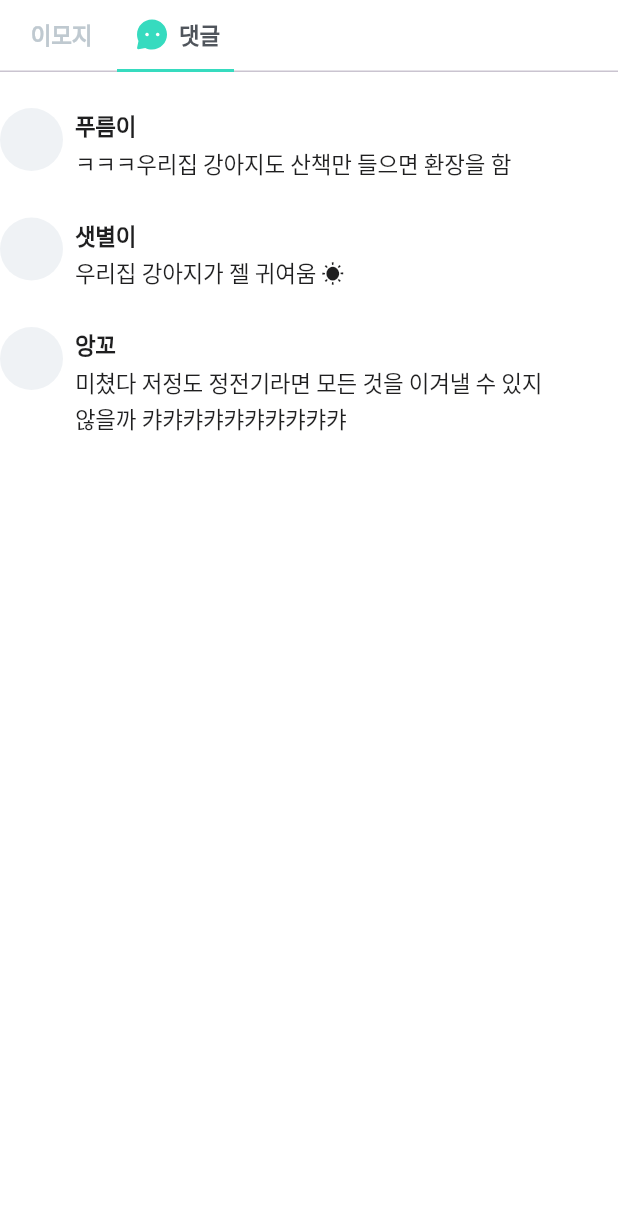
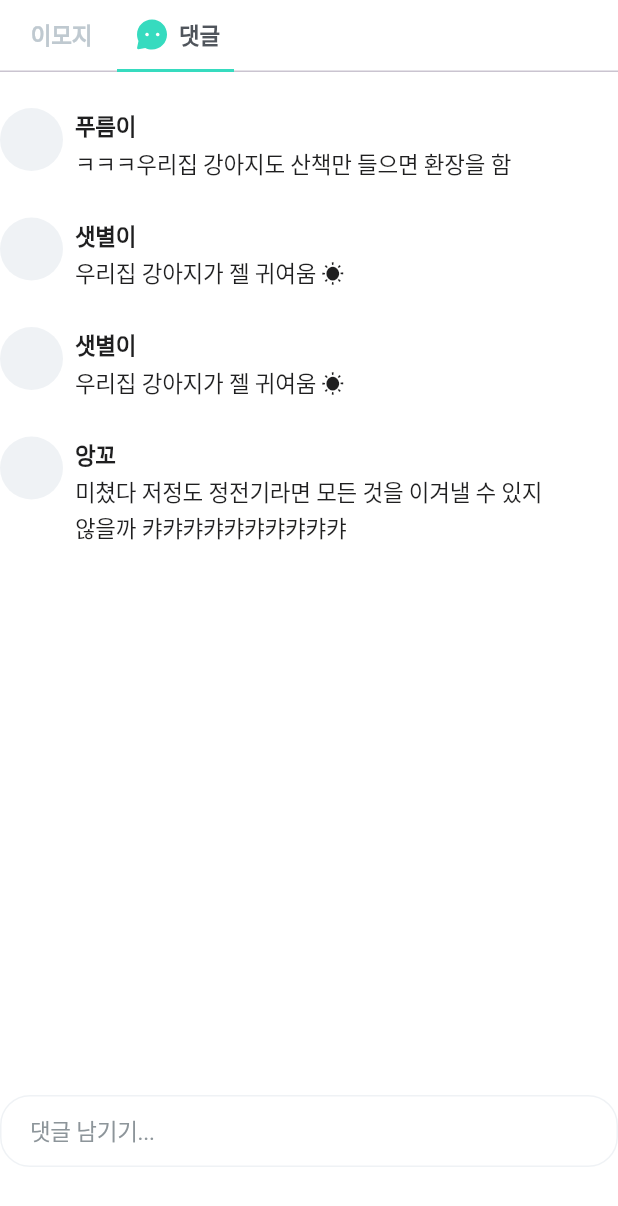
Before and after one commit to Nexters/puppycode, a Flutter app: the ReactionTabBar screen opened directly, tab 2 chosen, on a phone screen of 412 x 824 dp. Shown: the top 1206 px of the screen. Run offline on Flutter 3.47's test engine with Material 3 defaults, Android fonts, the phone set to English and light mode, and no system bars; our stand-ins replace badges, camera, flutter_svg, get, infinite_scroll_pagination, share; network calls fail; Roboto replaces fonts that are missing (Pretendard); project files that could hold a hidden picture were left out.

Commit message:
Add CommentTextField

```diff
--- /dev/null
+++ b/lib/pages/myfeeds/comment_item.dart
@@ -0,0 +1,56 @@
+import 'package:flutter/material.dart';
+import 'package:puppycode/shared/styles/color.dart';
+import 'package:puppycode/shared/typography/body.dart';
+
+class ReactionCommentListItem extends StatelessWidget {
+  // final Image profileImage;
+  final String userName;
+  final String comment;
+
+  const ReactionCommentListItem({
+    super.key,
+    // required this.profileImage,
+    required this.userName,
+    required this.comment,
+  });
+
+  @override
+  Widget build(BuildContext context) {
+    return Container(
+      padding: const EdgeInsets.symmetric(vertical: 12),
+      width: MediaQuery.of(context).size.width,
+      child: Row(
+        crossAxisAlignment: CrossAxisAlignment.start,
+        children: [
+          Container(
+            width: 42,
+            height: 42,
+            decoration: BoxDecoration(
+              color: ThemeColor.gray2,
+              borderRadius: BorderRadius.circular(100),
+            ),
+          ),
+          const SizedBox(width: 8),
+          Column(
+            crossAxisAlignment: CrossAxisAlignment.start,
+            mainAxisAlignment: MainAxisAlignment.center,
+            children: [
+              Body3(value: userName, bold: true),
+              const SizedBox(height: 2),
+              SizedBox(
+                width: MediaQuery.of(context).size.width - 90,
+                child: Body3(value: comment),
+                // softWrap 써도 너비는 지정해줘야하는 듯..
+                // child: Text(
+                //   comment,
+                //   softWrap: true,
+                //   style: BodyTextStyle.getBody3Style(),
+                // ),
+              )
+            ],
+          )
+        ],
+      ),
+    );
+  }
+}
--- /dev/null
+++ b/lib/pages/myfeeds/emoji_item.dart
@@ -0,0 +1,46 @@
+import 'package:flutter/material.dart';
+import 'package:puppycode/shared/styles/color.dart';
+import 'package:puppycode/shared/typography/body.dart';
+
+class ReactionEmojiListItem extends StatelessWidget {
+  final String emoji;
+  final String userName;
+
+  const ReactionEmojiListItem({
+    super.key,
+    required this.emoji,
+    required this.userName,
+  });
+
+  @override
+  Widget build(BuildContext context) {
+    return SizedBox(
+      height: 58,
+      child: Row(
+        children: [
+          Stack(
+            alignment: Alignment.center,
+            children: [
+              Container(
+                height: 34,
+                width: 34,
+                decoration: BoxDecoration(
+                    color: ThemeColor.gray2,
+                    borderRadius: BorderRadius.circular(21.25)),
+              ),
+              Text(
+                emoji,
+                style: const TextStyle(
+                    fontSize: 21.25,
+                    letterSpacing: -0.012 * 21.25,
+                    height: 29.8 / 21.25),
+              ),
+            ],
+          ),
+          const SizedBox(width: 8),
+          Body1(value: userName),
+        ],
+      ),
+    );
+  }
+}
--- a/lib/pages/myfeeds/feed.dart
+++ b/lib/pages/myfeeds/feed.dart
@@ -121,7 +121,7 @@ class FeedReactionButton extends StatelessWidget {
       padding: const EdgeInsets.only(right: 16),
       child: GestureDetector(
         onTap: () {
-          sharedModalBottomSheet(context, const ReactionTabBar());
+          sharedModalBottomSheet(context, const ReactionTabBar(), null);
         },
         child: Row(
           children: [
--- a/lib/pages/myfeeds/reaction_tab_bar.dart
+++ b/lib/pages/myfeeds/reaction_tab_bar.dart
@@ -1,7 +1,6 @@
-import 'package:flutter/cupertino.dart';
 import 'package:flutter/material.dart';
-import 'package:flutter/widgets.dart';
 import 'package:flutter_svg/svg.dart';
+import 'package:puppycode/pages/myfeeds/reaction_tab_view.dart';
 import 'package:puppycode/shared/styles/color.dart';
 import 'package:puppycode/shared/typography/body.dart';
 
@@ -15,6 +14,7 @@ class ReactionTabBar extends StatefulWidget {
 class _ReactionTabBarState extends State<ReactionTabBar>
     with SingleTickerProviderStateMixin {
   late TabController _tabController;
+  final _commentController = TextEditingController();
 
   @override
   void initState() {
@@ -32,10 +32,17 @@ class _ReactionTabBarState extends State<ReactionTabBar>
     super.dispose();
   }
 
+  static _getTabBarTextStyle(bool focus) {
+    return BodyTextStyle.getBody3Style(
+      bold: true,
+      color: focus ? ThemeColor.gray5 : ThemeColor.gray3,
+    );
+  }
+
   @override
   Widget build(BuildContext context) {
     return Scaffold(
-      resizeToAvoidBottomInset: true,
+      resizeToAvoidBottomInset: false,
       appBar: TabBar(
           controller: _tabController,
           isScrollable: true,
@@ -43,11 +50,9 @@ class _ReactionTabBarState extends State<ReactionTabBar>
           labelPadding: const EdgeInsets.symmetric(horizontal: 3),
           indicatorColor: ThemeColor.primary,
           indicatorSize: TabBarIndicatorSize.tab,
-          labelStyle:
-              BodyTextStyle.getBody3Style(bold: true, color: ThemeColor.gray5),
+          labelStyle: _getTabBarTextStyle(true),
           unselectedLabelColor: ThemeColor.gray3,
-          unselectedLabelStyle:
-              BodyTextStyle.getBody3Style(bold: true, color: ThemeColor.gray3),
+          unselectedLabelStyle: _getTabBarTextStyle(false),
           tabs: [
             CustomTab(
               tabController: _tabController,
@@ -62,87 +67,9 @@ class _ReactionTabBarState extends State<ReactionTabBar>
               iconPath: 'talk',
             ),
           ]),
-      body: TabBarView(controller: _tabController, children: const [
-        Padding(
-          padding: EdgeInsets.symmetric(vertical: 12),
-          child: Scrollbar(
-            child: SingleChildScrollView(
-              child: Column(
-                children: [
-                  ReactionEmojiListItem(emoji: '😆', userName: '푸름이'),
-                  ReactionEmojiListItem(emoji: '😍', userName: '앙꼬'),
-                  ReactionEmojiListItem(emoji: '😍', userName: '샛별이'),
-                ],
-              ),
-            ),
-          ),
-        ),
-        Padding(
-          padding: EdgeInsets.symmetric(vertical: 12),
-          child: Scrollbar(
-            child: SingleChildScrollView(
-              child: Column(
-                children: [
-                  ReactionCommentListItem(
-                      userName: '푸름이', comment: 'ㅋㅋㅋ우리집 강아지도 산책만 들으면 환장을 함'),
-                  ReactionCommentListItem(
-                      userName: '샛별이', comment: '우리집 강아지가 젤 귀여움 ☀︎'),
-                  ReactionCommentListItem(
-                      userName: '앙꼬',
-                      comment: '미쳤다 저정도 정전기라면 모든 것을 이겨낼 수 있지 않을까 캬캬캬캬캬캬캬캬캬캬')
-                ],
-              ),
-            ),
-          ),
-        ),
-      ]),
-    );
-  }
-}
-
-class ReactionCommentListItem extends StatelessWidget {
-  // final Image profileImage;
-  final String userName;
-  final String comment;
-
-  const ReactionCommentListItem({
-    super.key,
-    // required this.profileImage,
-    required this.userName,
-    required this.comment,
-  });
-
-  @override
-  Widget build(BuildContext context) {
-    return Container(
-      padding: const EdgeInsets.symmetric(vertical: 12),
-      width: MediaQuery.of(context).size.width,
-      child: Row(
-        crossAxisAlignment: CrossAxisAlignment.start,
-        children: [
-          Container(
-            width: 42,
-            height: 42,
-            decoration: BoxDecoration(
-              color: ThemeColor.gray2,
-              borderRadius: BorderRadius.circular(100),
-            ),
-          ),
-          const SizedBox(width: 8),
-          Column(
-            crossAxisAlignment: CrossAxisAlignment.start,
-            mainAxisAlignment: MainAxisAlignment.center,
-            children: [
-              Body3(value: userName, bold: true),
-              const SizedBox(height: 2),
-              SizedBox(
-                width: MediaQuery.of(context).size.width -
-                    93, // 지정해둔 width를 넘으면 개행시킬 수 있는 방법이 있나요 ..?
-                child: Body3(value: comment),
-              )
-            ],
-          )
-        ],
+      body: ReactionTabView(
+        tabController: _tabController,
+        commentController: _commentController,
       ),
     );
   }
@@ -187,46 +114,3 @@ class CustomTab extends StatelessWidget {
     );
   }
 }
-
-class ReactionEmojiListItem extends StatelessWidget {
-  final String emoji;
-  final String userName;
-
-  const ReactionEmojiListItem({
-    super.key,
-    required this.emoji,
-    required this.userName,
-  });
-
-  @override
-  Widget build(BuildContext context) {
-    return SizedBox(
-      height: 58,
-      child: Row(
-        children: [
-          Stack(
-            alignment: Alignment.center,
-            children: [
-              Container(
-                height: 34,
-                width: 34,
-                decoration: BoxDecoration(
-                    color: ThemeColor.gray2,
-                    borderRadius: BorderRadius.circular(21.25)),
-              ),
-              Text(
-                emoji,
-                style: const TextStyle(
-                    fontSize: 21.25,
-                    letterSpacing: -0.012 * 21.25,
-                    height: 29.8 / 21.25),
-              ),
-            ],
-          ),
-          const SizedBox(width: 8),
-          Body1(value: userName),
-        ],
-      ),
-    );
-  }
-}
--- /dev/null
+++ b/lib/pages/myfeeds/reaction_tab_view.dart
@@ -0,0 +1,149 @@
+import 'package:flutter/material.dart';
+import 'package:flutter_svg/svg.dart';
+import 'package:puppycode/pages/myfeeds/comment_item.dart';
+import 'package:puppycode/pages/myfeeds/emoji_item.dart';
+import 'package:puppycode/shared/styles/color.dart';
+import 'package:puppycode/shared/typography/body.dart';
+
+class ReactionTabView extends StatelessWidget {
+  const ReactionTabView({
+    super.key,
+    required TabController tabController,
+    required TextEditingController commentController,
+  })  : _tabController = tabController,
+        _commentController = commentController;
+
+  final TabController _tabController;
+  final TextEditingController _commentController;
+
+  @override
+  Widget build(BuildContext context) {
+    return TabBarView(
+      controller: _tabController,
+      children: [
+        const Padding(
+          padding: EdgeInsets.symmetric(vertical: 12),
+          child: Scrollbar(
+            child: SingleChildScrollView(
+              child: Column(
+                children: [
+                  ReactionEmojiListItem(emoji: '😆', userName: '푸름이'),
+                  ReactionEmojiListItem(emoji: '😍', userName: '앙꼬'),
+                  ReactionEmojiListItem(emoji: '😍', userName: '샛별이'),
+                ],
+              ),
+            ),
+          ),
+        ),
+        Padding(
+          padding: EdgeInsets.only(
+            top: 12,
+            bottom: MediaQuery.of(context).viewInsets.bottom > 0 ? 0 : 46,
+          ),
+          child: Column(
+            mainAxisAlignment: MainAxisAlignment.spaceBetween,
+            children: [
+              const Expanded(
+                child: Scrollbar(
+                  child: SingleChildScrollView(
+                    child: Column(
+                      children: [
+                        ReactionCommentListItem(
+                            userName: '푸름이',
+                            comment: 'ㅋㅋㅋ우리집 강아지도 산책만 들으면 환장을 함'),
+                        ReactionCommentListItem(
+                            userName: '샛별이', comment: '우리집 강아지가 젤 귀여움 ☀︎'),
+                        ReactionCommentListItem(
+                            userName: '샛별이', comment: '우리집 강아지가 젤 귀여움 ☀︎'),
+                        ReactionCommentListItem(
+                            userName: '앙꼬',
+                            comment:
+                                '미쳤다 저정도 정전기라면 모든 것을 이겨낼 수 있지 않을까 캬캬캬캬캬캬캬캬캬캬')
+                      ],
+                    ),
+                  ),
+                ),
+              ),
+              CommentTextField(commentController: _commentController)
+            ],
+          ),
+        ),
+      ],
+    );
+  }
+}
+
+class CommentTextField extends StatefulWidget {
+  const CommentTextField({
+    super.key,
+    required TextEditingController commentController,
+  }) : _commentController = commentController;
+
+  final TextEditingController _commentController;
+
+  @override
+  State<CommentTextField> createState() => _CommentTextFieldState();
+}
+
+class _CommentTextFieldState extends State<CommentTextField> {
+  final FocusNode _focusNode = FocusNode();
+  bool _isFocused = false;
+
+  @override
+  void initState() {
+    super.initState();
+
+    _focusNode.addListener(() {
+      setState(() {
+        _isFocused = _focusNode.hasFocus;
+      });
+    });
+  }
+
+  @override
+  void dispose() {
+    _focusNode.dispose();
+    super.dispose();
+  }
+
+  @override
+  Widget build(BuildContext context) {
+    return TextField(
+      controller: widget._commentController,
+      focusNode: _focusNode,
+      minLines: 1,
+      maxLines: 3,
+      cursorWidth: 2,
+      cursorHeight: 16,
+      cursorColor: ThemeColor.primary,
+      decoration: InputDecoration(
+          contentPadding:
+              const EdgeInsets.only(top: 10, bottom: 10, left: 16, right: 8),
+          hintText: '댓글 남기기...',
+          hintStyle: BodyTextStyle.getBody3Style(color: ThemeColor.gray4),
+          labelStyle: BodyTextStyle.getBody3Style(color: ThemeColor.gray6),
+          enabledBorder: OutlineInputBorder(
+            borderSide: BorderSide(color: ThemeColor.gray2),
+            borderRadius: BorderRadius.circular(20),
+          ),
+          focusedBorder: OutlineInputBorder(
+            borderSide: BorderSide(color: ThemeColor.gray2),
+            borderRadius: BorderRadius.circular(20),
+          ),
+          suffixIconConstraints: const BoxConstraints(
+            minHeight: 28,
+            minWidth: 28,
+          ),
+          suffixIcon: _isFocused
+              ? GestureDetector(
+                  onTap: () =>
+                      {widget._commentController.clear(), _focusNode.unfocus()},
+                  child: Padding(
+                    padding: const EdgeInsets.only(right: 12),
+                    child: SvgPicture.asset('assets/icons/upload.svg'),
+                  ),
+                )
+              : null),
+    );
+  }
+}
--- a/lib/shared/function/sharedModalBottomSheet.dart
+++ b/lib/shared/function/sharedModalBottomSheet.dart
@@ -1,15 +1,22 @@
 import 'package:flutter/material.dart';
 import 'package:puppycode/shared/styles/color.dart';
 
-Future<dynamic> sharedModalBottomSheet(BuildContext context, Widget widget) {
+Future<dynamic> sharedModalBottomSheet(
+    BuildContext context, Widget widget, VoidCallback? onComplete) {
   return showModalBottomSheet(
+    isScrollControlled: true,
     context: context,
     shape: const RoundedRectangleBorder(
       borderRadius: BorderRadius.vertical(top: Radius.circular(20)),
     ),
     builder: (BuildContext context) {
+      final keyboardHeight = MediaQuery.of(context).viewInsets.bottom;
+      final double modalHeight = keyboardHeight > 0 ? 660 : 480;
+
       return Container(
-        height: 480,
+        padding:
+            EdgeInsets.only(bottom: MediaQuery.of(context).viewInsets.bottom),
+        height: modalHeight,
         width: MediaQuery.of(context).size.width,
         decoration: const BoxDecoration(
           color: Colors.white,
@@ -20,6 +27,7 @@ Future<dynamic> sharedModalBottomSheet(BuildContext context, Widget widget) {
         child: Padding(
           padding: const EdgeInsets.symmetric(vertical: 10, horizontal: 20),
           child: Column(
+            mainAxisSize: MainAxisSize.min,
             children: [
               Container(
                 height: 5,
@@ -38,5 +46,7 @@ Future<dynamic> sharedModalBottomSheet(BuildContext context, Widget widget) {
         ),
       );
     },
-  );
+  ).whenComplete(() {
+    // 요거 말하는걸까용..
+  });
 }
```
Also changed, not shown: assets/icons/upload.svg (added).
